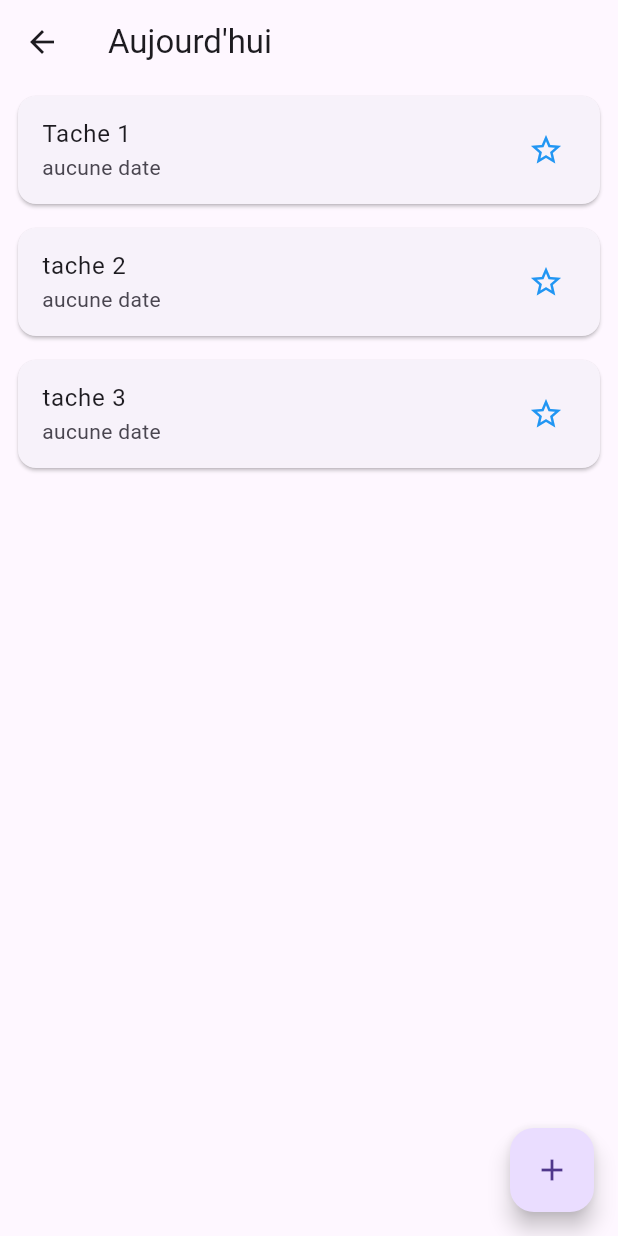
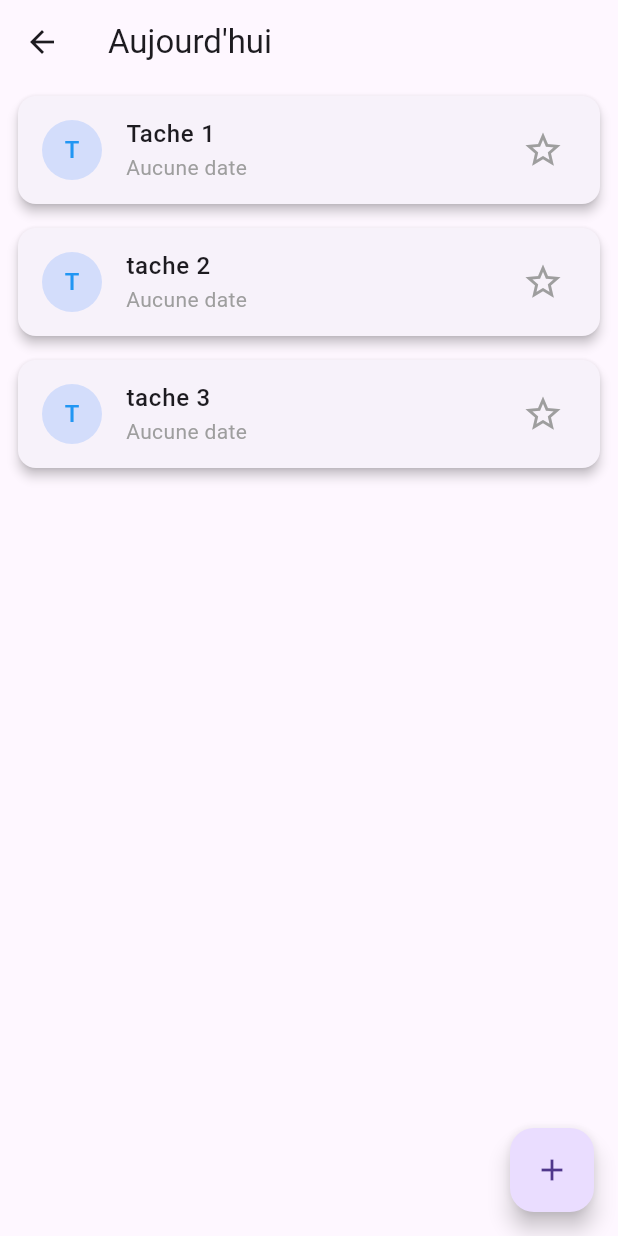
Before and after one commit to Belka1996/Developpement-dune-application-multiplateforme-avec-Flutter, a Flutter app: the HomePage screen opened by its route, on a phone screen of 412 x 824 dp. Run offline on Flutter 3.47's test engine with Material 3 defaults, Android fonts, the phone set to English and light mode, and no system bars.

Commit message:
Amélioration du widget TaskCard : avatar, style, gestion date et favoris

```diff
--- a/lib/pages/home_page.dart
+++ b/lib/pages/home_page.dart
@@ -7,7 +7,7 @@ class HomePage extends StatefulWidget{
   const HomePage({super.key});
 
 @override
-  State<StatefulWidget> createState() => _HomePageState();
+  State<HomePage> createState() => _HomePageState();
 }
 
 class _HomePageState extends State<HomePage> {
--- a/lib/widgets/task_card.dart
+++ b/lib/widgets/task_card.dart
@@ -9,12 +9,33 @@ class TaskCard extends StatelessWidget {
   Widget build(BuildContext context) {
     return Card(
       margin: const EdgeInsets.symmetric(vertical: 8, horizontal: 12),
+      elevation: 3,
+      shape: RoundedRectangleBorder(
+        borderRadius: BorderRadius.circular(12),
+      ),
       child: ListTile(
-        title: Text(task.title),
-        subtitle: Text(task.date ?? "aucune date"),
+        leading: CircleAvatar(
+          backgroundColor: Colors.blueAccent.withOpacity(0.2),
+          child: Text(
+            task.title.isNotEmpty ? task.title[0].toUpperCase() : "?",
+            style: const TextStyle(color: Colors.blue),
+          ),
+        ),
+        title: Text(
+          task.title,
+          style: const TextStyle(
+            fontSize: 16,
+            fontWeight: FontWeight.w500,
+          ),
+        ),
+        subtitle: Text(
+          task.date ?? "Aucune date",
+          style: const TextStyle(color: Colors.grey),
+        ),
         trailing: Icon(
           task.isfavorite ? Icons.star : Icons.star_border,
-          color: Colors.blue,
+          color: task.isfavorite  ? Colors.amber: Colors.grey,
+          size: 28,
         ),
         onTap: () {
           Navigator.pushNamed(context, "/task-detail",
```
